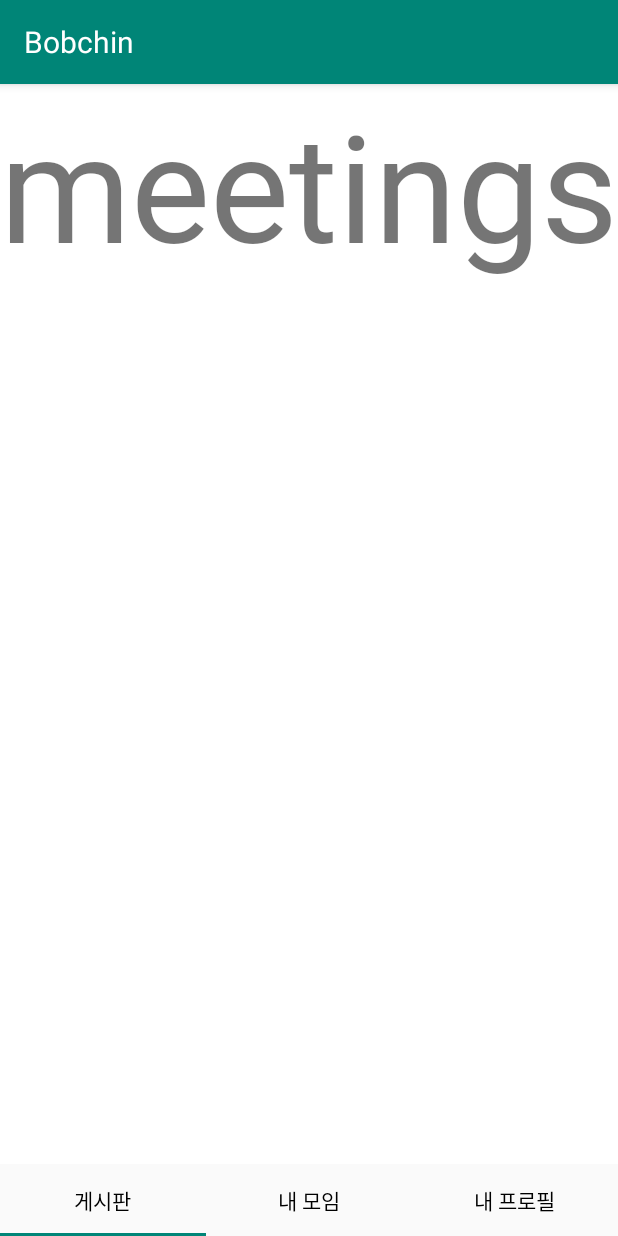
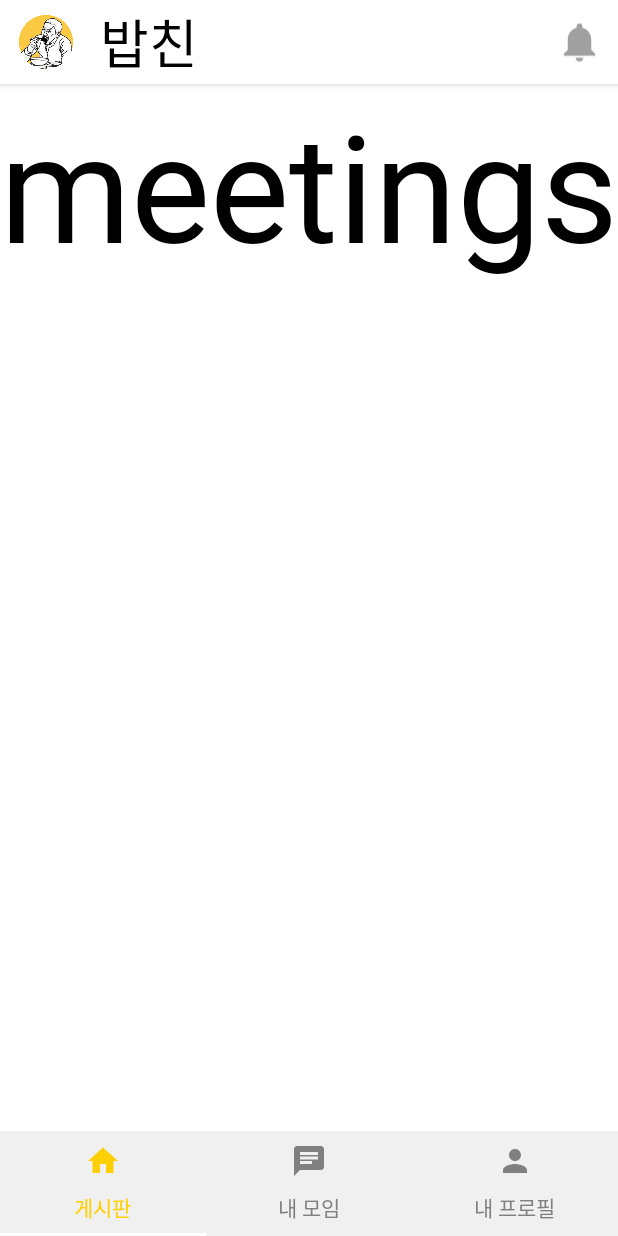
Before and after one commit to dev-dong-su/Bob-Chin, an Android app: the screen it shows after launch (MainActivity), on a phone screen of 412 x 824 dp. Run offline under Robolectric (Android 15) with nearby library versions, the phone set to English and light mode, and no system bars; Roboto replaces fonts that are not available here; 1 statement that could not run was skipped.

Commit message:
@tab/font #2 커스텀타이틀바생성 및 내모임창 구현

```diff
--- a/Bobchin/app/src/main/java/com/example/bobchin/MainActivity.java
+++ b/Bobchin/app/src/main/java/com/example/bobchin/MainActivity.java
@@ -1,9 +1,15 @@
 package com.example.bobchin;
 
+import androidx.appcompat.app.ActionBar;
+import androidx.appcompat.app.AppCompatActivity;
+import androidx.appcompat.widget.Toolbar;
 import androidx.viewpager.widget.ViewPager;
 
 import android.content.Context;
 import android.os.Bundle;
+import android.view.LayoutInflater;
+import android.view.Menu;
+import android.view.View;
 
 import com.example.bobchin.Adapter.TabPagerAdapter;
 import com.example.bobchin.Font.BaseActivity;
@@ -14,9 +20,7 @@ public class MainActivity extends BaseActivity {
     private Context mContext;
 
 
-
     private TabLayout mTabLayout;
-
 
 
     private ViewPager mViewPager;
@@ -24,10 +28,10 @@ public class MainActivity extends BaseActivity {
     private TabPagerAdapter mContentPagerAdapter;
 
 
-
     @Override
 
     protected void onCreate(Bundle savedInstanceState) {
+
 
         super.onCreate(savedInstanceState);
 
@@ -35,15 +39,13 @@ public class MainActivity extends BaseActivity {
 
         mContext = getApplicationContext();
 
-
-
         mTabLayout = (TabLayout) findViewById(R.id.layout_tab);
 
-        mTabLayout.addTab(mTabLayout.newTab().setText("게시판"));
+        mTabLayout.addTab(mTabLayout.newTab().setText("게시판").setIcon(R.drawable.ic_home_black_24dp));
 
-        mTabLayout.addTab(mTabLayout.newTab().setText("내 모임"));
+        mTabLayout.addTab(mTabLayout.newTab().setText("내 모임").setIcon(R.drawable.ic_chat_black_24dp));
 
-        mTabLayout.addTab(mTabLayout.newTab().setText("내 프로필"));
+        mTabLayout.addTab(mTabLayout.newTab().setText("내 프로필").setIcon(R.drawable.ic_person_black_24dp));
 
         mViewPager = (ViewPager) findViewById(R.id.pager_content);
 
@@ -57,12 +59,40 @@ public class MainActivity extends BaseActivity {
             public void onTabSelected(TabLayout.Tab tab) {
                 mViewPager.setCurrentItem(tab.getPosition());
             }
+
             @Override
             public void onTabUnselected(TabLayout.Tab tab) {
             }
+
             @Override
             public void onTabReselected(TabLayout.Tab tab) {
             }
         });
     }
+
+    @Override
+    public boolean onCreateOptionsMenu(Menu menu) {
+        ActionBar actionBar = getSupportActionBar();
+
+        // Custom Actionbar를 사용하기 위해 CustomEnabled을 true 시키고 필요 없는 것은 false 시킨다
+        actionBar.setDisplayShowCustomEnabled(true);
+        actionBar.setDisplayHomeAsUpEnabled(false);            //액션바 아이콘을 업 네비게이션 형태로 표시합니다.
+        actionBar.setDisplayShowTitleEnabled(false);        //액션바에 표시되는 제목의 표시유무를 설정합니다.
+        actionBar.setDisplayShowHomeEnabled(false);            //홈 아이콘을 숨김처리합니다.
+
+
+        //layout을 가지고 와서 actionbar에 포팅을 시킵니다.
+        LayoutInflater inflater = (LayoutInflater) getSystemService(LAYOUT_INFLATER_SERVICE);
+        View actionbar = inflater.inflate(R.layout.custom_actionbar, null);
+
+        actionBar.setCustomView(actionbar);
+
+        //액션바 양쪽 공백 없애기
+        Toolbar parent = (Toolbar) actionbar.getParent();
+        parent.setContentInsetsAbsolute(0, 0);
+        ActionBar.LayoutParams params = new ActionBar.LayoutParams(ActionBar.LayoutParams.MATCH_PARENT,ActionBar.LayoutParams.MATCH_PARENT);
+        actionBar.setCustomView(actionbar,params);
+
+        return true;
+    }
 }
--- /dev/null
+++ b/Bobchin/app/src/main/res/drawable/ic_notifications_black_24dp.xml
@@ -0,0 +1,5 @@
+<vector android:height="24dp" android:tint="#A0A0A0"
+    android:viewportHeight="24.0" android:viewportWidth="24.0"
+    android:width="24dp" xmlns:android="http://schemas.android.com/apk/res/android">
+    <path android:fillColor="#FF000000" android:pathData="M12,22c1.1,0 2,-0.9 2,-2h-4c0,1.1 0.89,2 2,2zM18,16v-5c0,-3.07 -1.64,-5.64 -4.5,-6.32L13.5,4c0,-0.83 -0.67,-1.5 -1.5,-1.5s-1.5,0.67 -1.5,1.5v0.68C7.63,5.36 6,7.92 6,11v5l-2,2v1h16v-1l-2,-2z"/>
+</vector>
--- /dev/null
+++ b/Bobchin/app/src/main/res/drawable/selector_icon_click.xml
@@ -0,0 +1,5 @@
+<?xml version="1.0" encoding="utf-8"?>
+<selector xmlns:android="http://schemas.android.com/apk/res/android">
+    <item android:color="#ffcf00" android:state_activated="true" />
+    <item android:color="#808080" />
+</selector>
--- a/Bobchin/app/src/main/res/layout/activity_main.xml
+++ b/Bobchin/app/src/main/res/layout/activity_main.xml
@@ -13,23 +13,21 @@
 
             android:id="@+id/pager_content"
             android:layout_width="match_parent"
-            android:layout_weight="1"
+            android:layout_weight="10"
             android:layout_height="0dp"/>
 
 
     <com.google.android.material.tabs.TabLayout
-
             android:id="@+id/layout_tab"
-
             android:layout_width="match_parent"
-
-            android:layout_height="wrap_content"
-
+            android:layout_height="0dp"
+            android:background="#f0f0f0"
+            android:layout_weight="1"
             app:tabGravity="fill"
-
-            app:tabTextColor="#000000"
-            app:tabSelectedTextColor="#000000"
-            app:tabIndicatorColor="@color/colorPrimary"/>
+            app:tabTextColor="#808080"
+            app:tabSelectedTextColor="#ffcf00"
+            app:tabIndicatorColor="#FFFFFF"
+            app:tabIconTint="@drawable/selector_icon_click"/>
 
 
 </LinearLayout>
--- /dev/null
+++ b/Bobchin/app/src/main/res/layout/custom_actionbar.xml
@@ -0,0 +1,42 @@
+<?xml version="1.0" encoding="utf-8"?>
+<LinearLayout xmlns:android="http://schemas.android.com/apk/res/android"
+        android:orientation="horizontal"
+        android:layout_width="match_parent"
+        android:layout_height="70dp"
+        android:background="#ffffff"
+        >
+
+    <ImageView
+            android:id="@+id/app_logo"
+        android:layout_marginLeft="0dp"
+        android:paddingTop="10dp"
+        android:paddingBottom="10dp"
+            android:layout_width="0dp"
+            android:layout_height="match_parent"
+        android:src="@drawable/logo"
+            android:layout_weight="2"/>
+
+    <TextView
+            android:id="@+id/title"
+            android:layout_width="0dp"
+            android:layout_height="match_parent"
+        android:gravity="center_vertical"
+        android:paddingLeft="5dp"
+        android:text="밥친"
+        android:textSize="35dp"
+        android:layout_toRightOf="@id/app_logo"
+        android:textColor="#000000"
+        android:fontFamily="@font/font"
+            android:layout_weight="10"/>
+
+    <ImageView
+            android:layout_width="0dp"
+            android:layout_height="match_parent"
+        android:src="@drawable/ic_notifications_black_24dp"
+        android:layout_toRightOf="@id/title"
+            android:layout_weight="1"
+            android:layout_marginRight="10dp"/>
+
+
+
+</LinearLayout>
--- a/Bobchin/app/src/main/res/layout/fragment_meetings.xml
+++ b/Bobchin/app/src/main/res/layout/fragment_meetings.xml
@@ -4,13 +4,14 @@
         android:layout_width="match_parent"
         android:layout_height="match_parent"
         tools:context=".Fragment.Meetings"
-        android:background="#FFFFFF"
+        android:background="#ffffff"
 >
 
     <TextView
             android:layout_width="match_parent"
             android:layout_height="match_parent"
             android:text="meetings"
+            android:textColor="#000000"
             android:textSize="100dp"
             android:fontFamily="@font/font"/>
 
--- a/Bobchin/app/src/main/res/layout/fragment_mymeetings.xml
+++ b/Bobchin/app/src/main/res/layout/fragment_mymeetings.xml
@@ -4,14 +4,19 @@
         android:layout_width="match_parent"
         android:layout_height="match_parent"
         tools:context=".Fragment.Mymeetings"
-        android:background="#FFFFFF">
+        android:background="#ffffff"
+        >
 
-    <!-- TODO: Update blank fragment layout -->
     <TextView
             android:layout_width="match_parent"
-            android:layout_height="match_parent"
-            android:text="mymeetings"
-            android:textSize="100dp"
+            android:layout_height="wrap_content"
+            android:paddingLeft="15dp"
+            android:text="내 모임"
+            android:textSize="40dp"
+            android:textColor="#000000"
             android:fontFamily="@font/font"/>
 
+
+
+
 </FrameLayout>
--- a/Bobchin/app/src/main/res/layout/fragment_settings.xml
+++ b/Bobchin/app/src/main/res/layout/fragment_settings.xml
@@ -12,6 +12,7 @@
             android:layout_height="match_parent"
             android:text="settings"
             android:textSize="100dp"
+            android:textColor="#000000"
             android:fontFamily="@font/font"/>
 
 </FrameLayout>
```
Also changed, not shown: Bobchin/app/src/main/res/drawable/logo.png (added).
